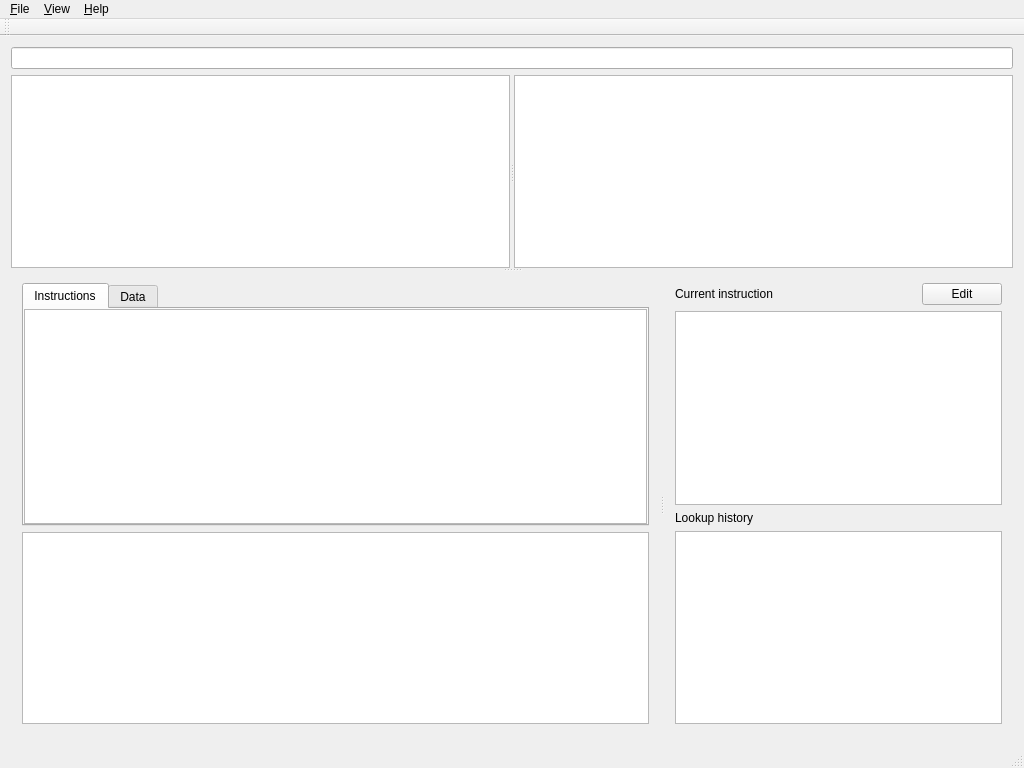
Old version of the form src/qt/emilpro/mainwindow.ui in the repository SimonKagstrom/emilpro.
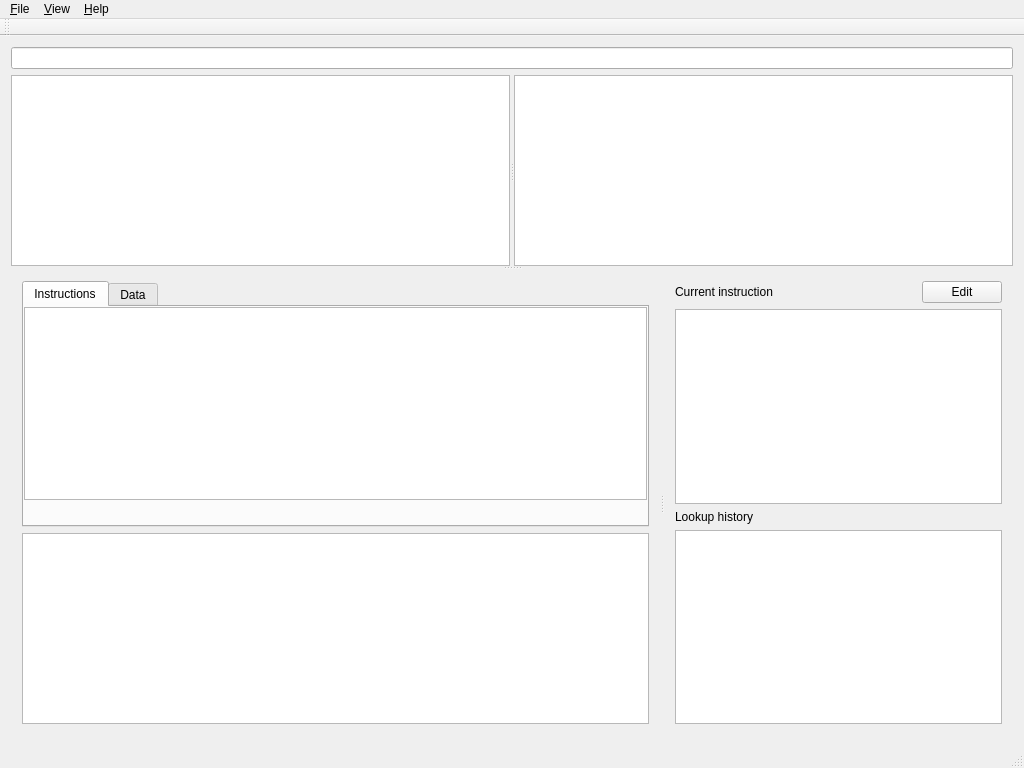
New version of the form.

Commit message:
qt gui: Add instruction encoding view, import QHexEdit
From my local fork, should be said.

The edit to the form file:
```diff
--- a/src/qt/emilpro/mainwindow.ui
+++ b/src/qt/emilpro/mainwindow.ui
@@ -145,6 +145,28 @@
                  </attribute>
                 </widget>
                </item>
+               <item row="1" column="0">
+                <widget class="QWidget" name="instructionEncodingLineEdit" native="true">
+                 <property name="sizePolicy">
+                  <sizepolicy hsizetype="Expanding" vsizetype="Minimum">
+                   <horstretch>0</horstretch>
+                   <verstretch>0</verstretch>
+                  </sizepolicy>
+                 </property>
+                 <property name="minimumSize">
+                  <size>
+                   <width>0</width>
+                   <height>25</height>
+                  </size>
+                 </property>
+                 <property name="baseSize">
+                  <size>
+                   <width>0</width>
+                   <height>25</height>
+                  </size>
+                 </property>
+                </widget>
+               </item>
               </layout>
              </widget>
              <widget class="QWidget" name="tab_2">
```
The commit also changes 16 other files.
